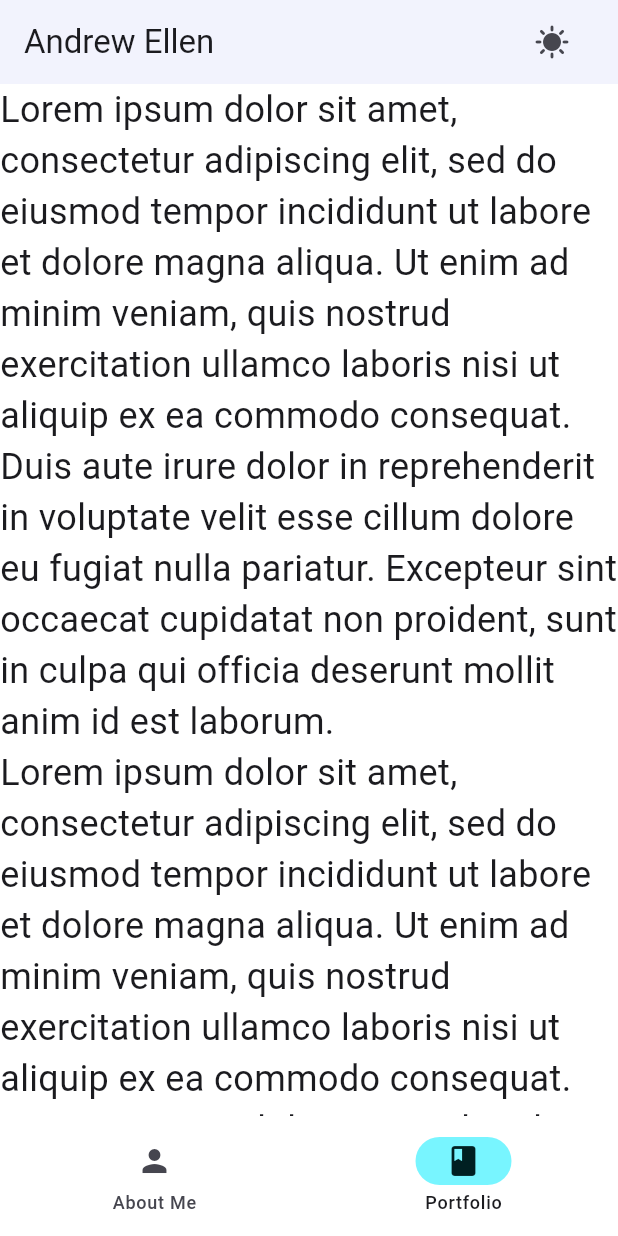
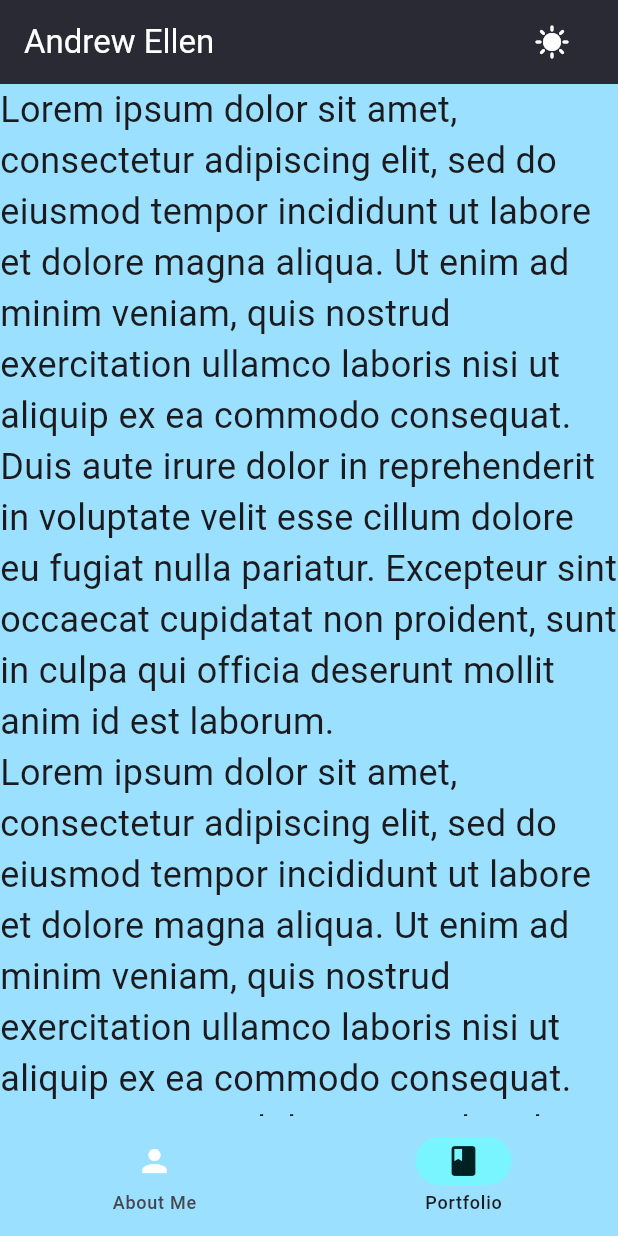
Before and after one commit to AndrewEllen/flutter_portfolio_website, a Flutter app: the screen it shows after launch, item 2 of the bottom bar chosen, after a tap on the "sunny" icon, on a phone screen of 412 x 824 dp. Run offline on Flutter 3.47's test engine with Material 3 defaults, Android fonts, the phone set to English and light mode, and no system bars.

Commit message:
Adjusted the theme to use different colours

```diff
--- a/lib/main.dart
+++ b/lib/main.dart
@@ -85,7 +85,10 @@
                         ? IconButton(
                             onPressed: () =>
                                 context.read<ThemeProvider>().changeThemeMode(),
-                            icon: const Icon(Icons.sunny),
+                            icon: const Icon(
+                              Icons.sunny,
+                              color: Colors.white,
+                            ),
                           )
                         : null,
                   ),
@@ -93,11 +96,23 @@
                     child: NavigationBar(
                       destinations: const [
                         NavigationDestination(
-                          icon: Icon(Icons.person),
+                          selectedIcon: Icon(
+                            Icons.person,
+                          ),
+                          icon: Icon(
+                            Icons.person,
+                            color: Colors.white,
+                          ),
                           label: "About Me",
                         ),
                         NavigationDestination(
-                          icon: Icon(Icons.book),
+                          selectedIcon: Icon(
+                            Icons.book,
+                          ),
+                          icon: Icon(
+                            Icons.book,
+                            color: Colors.white,
+                          ),
                           label: "Portfolio",
                         ),
                       ],
@@ -137,7 +152,7 @@
           ),
           desktopMode
               ? NavigationRail(
-            backgroundColor: Theme.of(context).colorScheme.surface,
+            backgroundColor: appBarColour,
             leading: AnimatedSwitcher(
               duration: const Duration(milliseconds: 250),
               transitionBuilder:
@@ -154,17 +169,32 @@
                   ? IconButton(
                 onPressed: () =>
                     context.read<ThemeProvider>().changeThemeMode(),
-                icon: const Icon(Icons.sunny),
+                icon: const Icon(
+                  Icons.sunny,
+                  color: Colors.white,
+                ),
               )
                   : null,
             ),
             destinations: const [
               NavigationRailDestination(
-                icon: Icon(Icons.person),
+                selectedIcon: Icon(
+                  Icons.person,
+                ),
+                icon: Icon(
+                  Icons.person,
+                  color: Colors.white,
+                ),
                 label: Text("About Me"),
               ),
               NavigationRailDestination(
-                icon: Icon(Icons.book),
+                selectedIcon: Icon(
+                  Icons.book,
+                ),
+                icon: Icon(
+                  Icons.book,
+                  color: Colors.white,
+                ),
                 label: Text("Portfolio"),
               ),
             ],
--- a/lib/theme.dart
+++ b/lib/theme.dart
@@ -1,4 +1,6 @@
 import 'package:flutter/material.dart';
+
+const Color appBarColour = Color.fromRGBO(40, 40, 40, 1.0);
 
 const lightColorScheme = ColorScheme(
   brightness: Brightness.light,
@@ -20,7 +22,7 @@ const lightColorScheme = ColorScheme(
   onErrorContainer: Color(0xFF410002),
   background: Color(0xFFFFFBFF),
   onBackground: Color(0xFF1B1B1F),
-  surface: Color(0xFFFFFFFF),
+  surface: Color(0xFF9BE1FF),
   onSurface: Color(0xFF1B1B1F),
   surfaceVariant: Color(0xFFE3E1EC),
   onSurfaceVariant: Color(0xFF46464F),
--- a/lib/widgets/custom_appbar.dart
+++ b/lib/widgets/custom_appbar.dart
@@ -3,6 +3,7 @@ import 'package:flutter/material.dart';
 import 'package:provider/provider.dart';
 
 import '../providers/theme_provider.dart';
+import '../theme.dart';
 
 class CustomAppBar extends StatefulWidget implements PreferredSizeWidget {
   CustomAppBar({super.key, required this.scrollController, required this.title});
@@ -99,13 +100,21 @@ class _CustomAppBarState extends State<CustomAppBar> {
                 padding: const EdgeInsets.only(right: 20.0),
                 child: IconButton(
                   onPressed: () => context.read<ThemeProvider>().changeThemeMode(),
-                  icon: const Icon(Icons.sunny),
+                  icon: const Icon(
+                    Icons.sunny,
+                    color: Colors.white,
+                  ),
                 ),
               ) : null,
             )],
             automaticallyImplyLeading: false,
-            backgroundColor: Theme.of(context).colorScheme.surface,
-            title: Text(widget.title),
+            backgroundColor: appBarColour,
+            title: Text(
+              widget.title,
+              style: const TextStyle(
+                color: Colors.white,
+              ),
+            ),
           ),
         );
       },
@@ -131,13 +140,21 @@ class _CustomAppBarState extends State<CustomAppBar> {
                 padding: const EdgeInsets.only(right: 20.0),
                 child: IconButton(
                   onPressed: () => context.read<ThemeProvider>().changeThemeMode(),
-                  icon: const Icon(Icons.sunny),
+                  icon: const Icon(
+                    Icons.sunny,
+                    color: Colors.white,
+                  ),
                 ),
               ) : null,
             )],
             automaticallyImplyLeading: false,
-            backgroundColor: Theme.of(context).colorScheme.surface,
-            title: Text(widget.title),
+            backgroundColor: appBarColour,
+            title: Text(
+              widget.title,
+              style: const TextStyle(
+                color: Colors.white,
+              ),
+            ),
           ),
         );
       },
```
